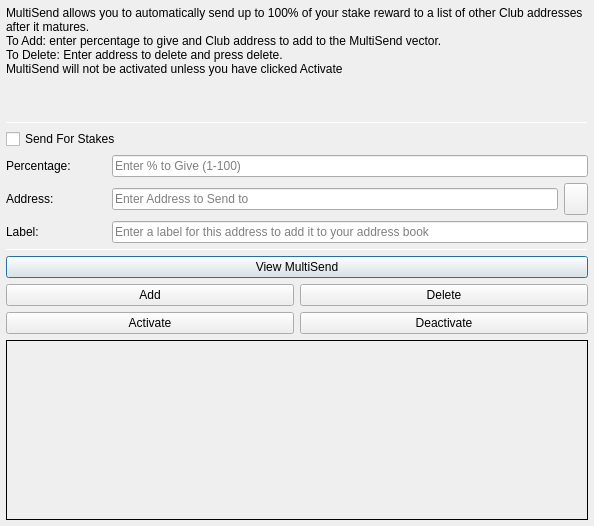
Old version of the form src/qt/forms/multisenddialog.ui in the repository jonspock/tessa.
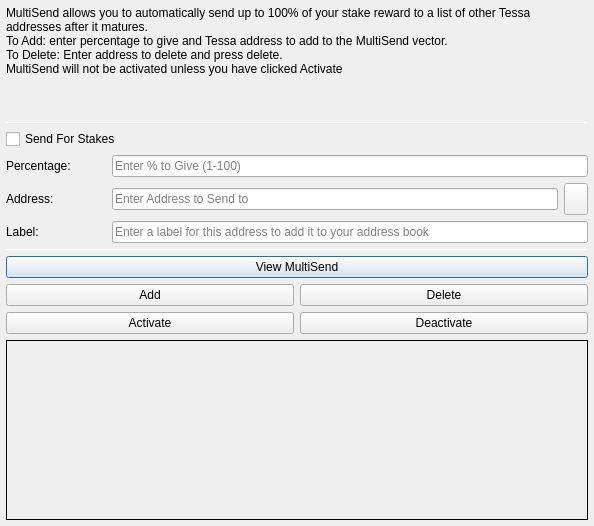
New version of the form. Icons and pictures are not drawn.

```diff
--- a/src/qt/forms/multisenddialog.ui
+++ b/src/qt/forms/multisenddialog.ui
@@ -37,8 +37,8 @@
         <number>1</number>
        </property>
        <property name="text">
-        <string>MultiSend allows you to automatically send up to 100% of your stake reward to a list of other Club addresses after it matures.
-To Add: enter percentage to give and Club address to add to the MultiSend vector.
+        <string>MultiSend allows you to automatically send up to 100% of your stake reward to a list of other Tessa addresses after it matures.
+To Add: enter percentage to give and Tessa address to add to the MultiSend vector.
 To Delete: Enter address to delete and press delete.
 MultiSend will not be activated unless you have clicked Activate</string>
        </property>
```
